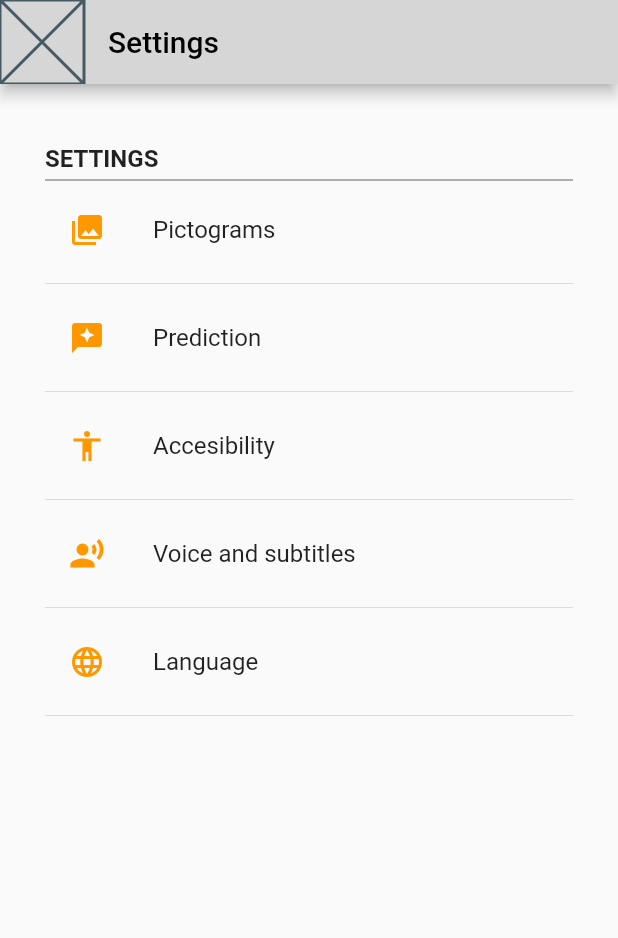
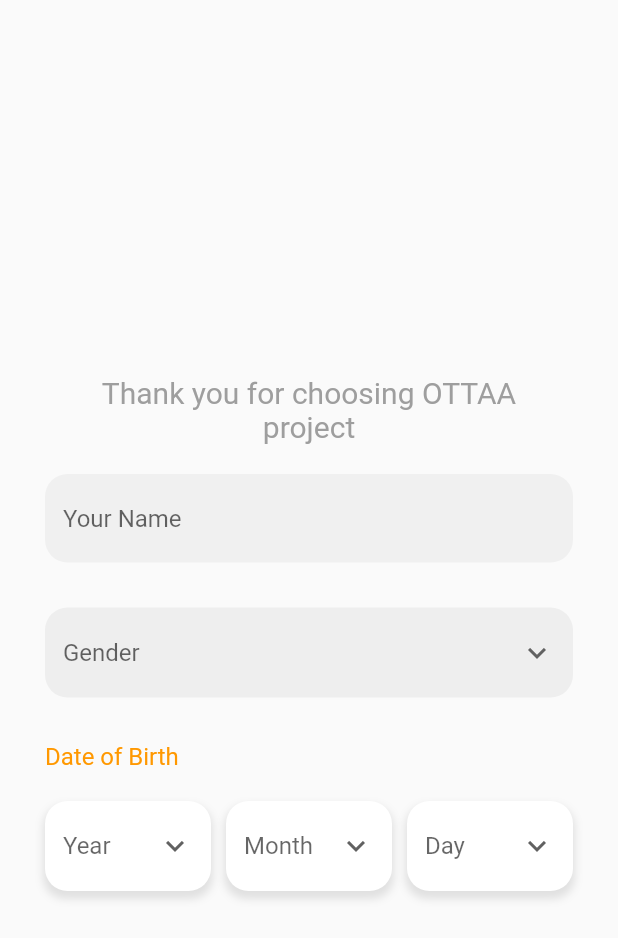
Before and after one commit to sjmamani/ottaa_project, a Flutter app: the screen it shows after launch, on a phone screen of 412 x 824 dp. Shown: the top 938 px of the screen. Run offline on Flutter 3.47's test engine with Material 2 defaults, Android fonts, the phone set to English and light mode, and no system bars.

Commit message:
Agrega pantalla de formulario

```diff
--- a/lib/ottaa_project_app.dart
+++ b/lib/ottaa_project_app.dart
@@ -1,5 +1,5 @@
 import 'package:flutter/material.dart';
-import 'package:ottaa_project/screens/settings_screen.dart';
+import 'package:ottaa_project/screens/form_screen.dart';
 
 class OttaaProjectApp extends StatelessWidget {
   @override
@@ -10,7 +10,7 @@
         primarySwatch: Colors.orange,
         primaryColor: Colors.orange,
       ),
-      home: SettingsScreen(),
+      home: FormScreen(),
     );
   }
 }
--- /dev/null
+++ b/lib/screens/form_screen.dart
@@ -0,0 +1,166 @@
+import 'package:flutter/material.dart';
+
+// Los meses se están tratando con números
+// y no se está validando la cantidad de días según el mes
+
+final List<String> genders = ['Male', 'Female'];
+final List<String> years =
+    List<String>.generate(100, (int index) => (1921 + index).toString());
+final List<String> months =
+    List<String>.generate(12, (int index) => (1 + index).toString());
+final List<String> days =
+    List<String>.generate(31, (int index) => (1 + index).toString());
+
+final Widget spaceDivider = SizedBox(
+  height: 30,
+);
+
+class FormScreen extends StatelessWidget {
+  const FormScreen({Key? key}) : super(key: key);
+
+  @override
+  Widget build(BuildContext context) {
+    return Scaffold(
+      body: SafeArea(
+        child: Padding(
+          padding: const EdgeInsets.symmetric(
+            horizontal: 30,
+          ),
+          child: Column(
+            crossAxisAlignment: CrossAxisAlignment.start,
+            mainAxisAlignment: MainAxisAlignment.center,
+            children: [
+              Padding(
+                padding: const EdgeInsets.all(20),
+                child: Text(
+                  'Thank you for choosing OTTAA project',
+                  textAlign: TextAlign.center,
+                  style: TextStyle(fontSize: 20, color: Colors.grey),
+                ),
+              ),
+              TextField(
+                decoration: InputDecoration(
+                  border: OutlineInputBorder(
+                    borderRadius: BorderRadius.circular(15),
+                    borderSide: BorderSide.none,
+                  ),
+                  filled: true,
+                  hintText: 'Your Name',
+                ),
+              ),
+              spaceDivider,
+              MyCustomDropdownButton(
+                hintText: 'Gender',
+                items: genders,
+                fillColor: Colors.grey[200]!,
+                hasShadow: false,
+              ),
+              spaceDivider,
+              Text(
+                'Date of Birth',
+                style: Theme.of(context).textTheme.subtitle1?.copyWith(
+                      color: Theme.of(context).primaryColor,
+                    ),
+              ),
+              SizedBox(
+                height: 20,
+              ),
+              Row(
+                children: [
+                  Expanded(
+                    child: MyCustomDropdownButton(
+                      hintText: 'Year',
+                      items: years,
+                      key: GlobalKey(debugLabel: '1'),
+                    ),
+                  ),
+                  SizedBox(
+                    width: 10,
+                  ),
+                  Expanded(
+                    child: MyCustomDropdownButton(
+                      hintText: 'Month',
+                      items: months,
+                      key: GlobalKey(debugLabel: '2'),
+                    ),
+                  ),
+                  SizedBox(
+                    width: 10,
+                  ),
+                  Expanded(
+                    child: MyCustomDropdownButton(
+                      hintText: 'Day',
+                      items: days,
+                      key: GlobalKey(debugLabel: '3'),
+                    ),
+                  ),
+                ],
+              ),
+            ],
+          ),
+        ),
+      ),
+    );
+  }
+}
+
+class MyCustomDropdownButton extends StatefulWidget {
+  const MyCustomDropdownButton({
+    Key? key,
+    this.fillColor = Colors.white,
+    this.hasShadow = true,
+    required this.hintText,
+    required this.items,
+  }) : super(key: key);
+
+  final Color fillColor;
+  final bool hasShadow;
+  final String hintText;
+  final List<String> items;
+
+  @override
+  _MyCustomDropdownButtonState createState() => _MyCustomDropdownButtonState();
+}
+
+class _MyCustomDropdownButtonState extends State<MyCustomDropdownButton> {
+  @override
+  Widget build(BuildContext context) {
+    String dropdownValue = widget.items.first;
+    return Container(
+      padding: EdgeInsets.symmetric(
+        horizontal: 12,
+        vertical: 6,
+      ),
+      decoration: BoxDecoration(
+          color: widget.fillColor,
+          borderRadius: BorderRadius.circular(15),
+          boxShadow: widget.hasShadow
+              ? [
+                  BoxShadow(
+                    blurRadius: 4,
+                    color: Colors.grey[300]!,
+                    offset: Offset(0, 4),
+                    spreadRadius: 1,
+                  ),
+                ]
+              : []),
+      child: DropdownButton<String>(
+        items: this.widget.items.map<DropdownMenuItem<String>>((String value) {
+          return DropdownMenuItem<String>(
+            value: value,
+            child: Text(value),
+          );
+        }).toList(),
+        underline: SizedBox.shrink(),
+        onChanged: (String? newValue) {
+          setState(() {
+            dropdownValue = newValue!;
+          });
+        },
+        hint: Text(widget.hintText),
+        isExpanded: true,
+        icon: Icon(Icons.expand_more),
+      ),
+    );
+  }
+}
```
